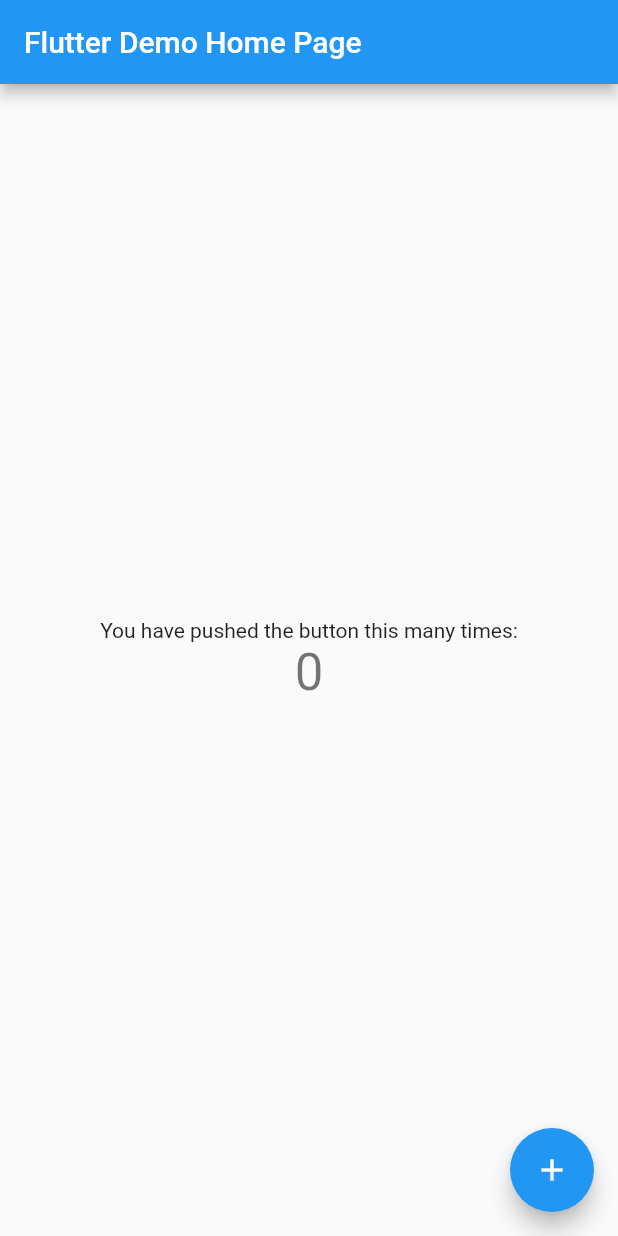
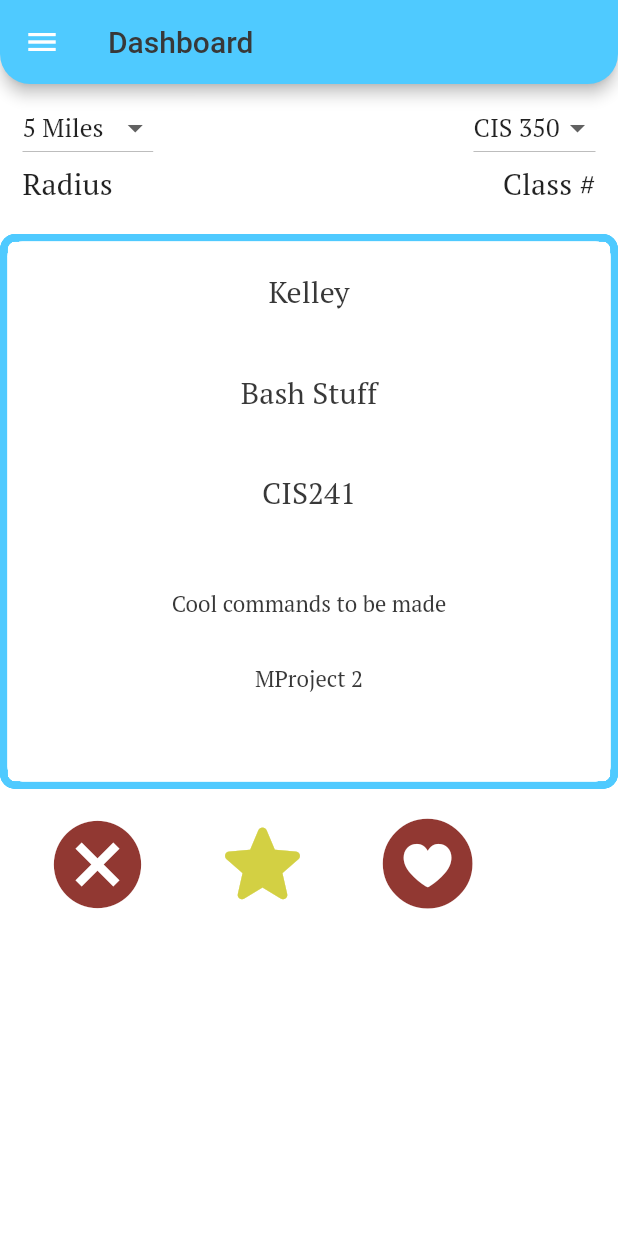
Before and after one commit to bkelley361/Group-Project-Finder, a Flutter app: the screen it shows after launch, on a phone screen of 412 x 824 dp. Run offline on Flutter 3.47's test engine with Material 2 defaults, Android fonts, the phone set to English and light mode, and no system bars; drawn by our look-alikes of auto_size_text; our stand-ins replace google_fonts.

Commit message:
Created the dashboard UI. Currently set to not run to hopefully avoid merge conflicts

```diff
--- /dev/null
+++ b/lib/DashboardScreen.dart
@@ -0,0 +1,196 @@
+// ignore_for_file: non_constant_identifier_names, prefer_final_fields
+
+import 'package:flutter/cupertino.dart';
+import 'package:flutter/material.dart';
+import 'package:google_fonts/google_fonts.dart';
+import 'package:auto_size_text/auto_size_text.dart';
+import 'dart:ui';
+import './swipeHelpers/CardStackWidget.dart';
+
+class DashboardScreen extends StatefulWidget {
+  const DashboardScreen({super.key, required this.title});
+
+  final String title;
+
+  @override
+  State<DashboardScreen> createState() => _DashboardScreen();
+}
+
+class _DashboardScreen extends State<DashboardScreen> {
+  var screenSize = window.physicalSize;
+
+  var colorBackground = const Color.fromARGB(255, 255, 255, 255);
+  var colorBarDrawer = Color.fromARGB(255, 79, 202, 255);
+  var colorBarDrawer2 = Color.fromARGB(255, 159, 255, 216);
+  var colorBarDrawer3 = const Color.fromARGB(255, 209, 251, 234);
+  var colorText = const Color.fromARGB(255, 56, 56, 56);
+
+  List<String> radius_items = ['5 Miles', '10 Miles', '15 Miles', '20 Miles'];
+  String? selected_radius = '5 Miles';
+
+  List<String> class_items = ['CIS 350', 'CIS 365', 'CIS 241'];
+  String selected_class = 'CIS 350';
+
+  String _name = 'bkelley361';
+  String _project_idea = 'GPF';
+
+  String _description =
+      'My name is Ben kelley and I am currently looking for a group project partner for the GPF project. My skills include Flutter, Firebase, and JIRA';
+  String _prev_projects = 'Maze Generator and Solver';
+
+  @override
+  Widget build(BuildContext context) {
+    return Scaffold(
+        backgroundColor: colorBackground,
+        appBar: AppBar(
+          shape: const RoundedRectangleBorder(
+              borderRadius: BorderRadius.vertical(bottom: Radius.circular(20))),
+          title: Text(
+              style: GoogleFonts.creteRound(fontSize: 20, color: colorText),
+              widget.title),
+          backgroundColor: colorBarDrawer,
+        ),
+        drawer: Drawer(
+            child: Container(
+          color: colorBackground,
+          child: ListView(padding: EdgeInsets.zero, children: <Widget>[
+            SizedBox(
+                height: 100,
+                child: DrawerHeader(
+                  decoration: BoxDecoration(
+                      color: colorBarDrawer,
+                      borderRadius: const BorderRadius.vertical(
+                          bottom: Radius.circular(20))),
+                  child: Text(
+                    'Actions',
+                    style: GoogleFonts.creteRound(
+                        textStyle: TextStyle(
+                      color: colorText,
+                      fontSize: 24,
+                    )),
+                  ),
+                )),
+            ListTile(
+              leading: const Icon(Icons.amp_stories_rounded),
+              title: Text(
+                  style: GoogleFonts.ptSerif(fontSize: 20, color: colorText),
+                  'View Projects'),
+              onTap: () {
+                Navigator.pop(context);
+              },
+            ),
+            ListTile(
+              leading: const Icon(Icons.account_circle_sharp),
+              title: Text(
+                  style: GoogleFonts.ptSerif(fontSize: 20, color: colorText),
+                  'Profile'),
+              onTap: () {
+                Navigator.pop(context);
+              },
+            ),
+          ]),
+        )),
+        body: Column(
+          children: <Widget>[
+            Container(
+                alignment: Alignment.topCenter,
+                child: Row(
+                  children: <Widget>[
+                    Padding(
+                      padding: const EdgeInsets.fromLTRB(15, 5, 15, 0),
+                      child: DropdownButton<String>(
+                          borderRadius: const BorderRadius.vertical(
+                              bottom: Radius.circular(10),
+                              top: Radius.circular(10)),
+                          value: selected_radius,
+                          hint: Text('Radius',
+                              style: GoogleFonts.ptSerif(fontSize: 17)),
+                          items: radius_items
+                              .map((item) => DropdownMenuItem<String>(
+                                  value: item,
+                                  child: Text(item,
+                                      style:
+                                          GoogleFonts.ptSerif(fontSize: 17))))
+                              .toList(),
+                          onChanged: (item) =>
+                              setState(() => selected_radius = item)),
+                    ),
+                    const Spacer(),
+                    Padding(
+                        padding: const EdgeInsets.fromLTRB(15, 5, 15, 0),
+                        child: DropdownButton<String>(
+                            borderRadius: const BorderRadius.vertical(
+                                bottom: Radius.circular(10),
+                                top: Radius.circular(10)),
+                            value: selected_class,
+                            items: class_items
+                                .map((item) => DropdownMenuItem<String>(
+                                    value: item,
+                                    child: Text(item,
+                                        style:
+                                            GoogleFonts.ptSerif(fontSize: 17))))
+                                .toList(),
+                            onChanged: (item) =>
+                                setState(() => selected_class = item!)))
+                  ],
+                )),
+            Row(
+              children: <Widget>[
+                Padding(
+                    padding: const EdgeInsets.fromLTRB(15, 0, 15, 20),
+                    child: Text('Radius',
+                        textAlign: TextAlign.center,
+                        style: GoogleFonts.ptSerif(fontSize: 20))),
+                const Spacer(),
+                Padding(
+                    padding: const EdgeInsets.fromLTRB(15, 0, 15, 20),
+                    child: Text('Class #',
+                        textAlign: TextAlign.center,
+                        style: GoogleFonts.ptSerif(fontSize: 20)))
+              ],
+            ),
+            Stack(children: const <Widget>[
+              CardsStackWidget(),
+            ]),
+            Container(
+                alignment: Alignment.center,
+                child: Padding(
+                    padding: const EdgeInsets.fromLTRB(15, 0, 15, 0),
+                    child: Column(
+                      children: <Widget>[
+                        Container(
+                            alignment: Alignment.center,
+                            child: Row(
+                              children: const <Widget>[
+                                Padding(
+                                    padding:
+                                        EdgeInsets.fromLTRB(15, 15, 20, 10),
+                                    child: Icon(
+                                      Icons.cancel,
+                                      size: 70,
+                                      color: Color.fromARGB(255, 145, 56, 50),
+                                    )),
+                                Padding(
+                                    padding:
+                                        EdgeInsets.fromLTRB(20, 15, 20, 10),
+                                    child: Icon(
+                                      Icons.star_rounded,
+                                      size: 70,
+                                      color: Color.fromARGB(255, 211, 208, 67),
+                                    )),
+                                Padding(
+                                    padding:
+                                        EdgeInsets.fromLTRB(20, 15, 15, 10),
+                                    child: Icon(
+                                      CupertinoIcons.heart_circle_fill,
+                                      size: 70,
+                                      color: Color.fromARGB(255, 145, 56, 50),
+                                    ))
+                              ],
+                            ))
+                      ],
+                    ))),
+          ],
+        ));
+  }
+}
--- a/lib/main.dart
+++ b/lib/main.dart
@@ -1,4 +1,5 @@
 import 'package:flutter/material.dart';
+import './DashboardScreen.dart';
 
 void main() {
   runApp(const MyApp());
@@ -24,7 +25,7 @@
         // is not restarted.
         primarySwatch: Colors.blue,
       ),
-      home: const MyHomePage(title: 'Flutter Demo Home Page'),
+      home: const DashboardScreen(title: 'Dashboard'),
     );
   }
 }
--- /dev/null
+++ b/lib/swipeHelpers/CardStackWidget.dart
@@ -0,0 +1,121 @@
+// ignore: file_names
+import 'package:flutter/material.dart';
+import 'SwipeableCard.dart';
+import 'DragWidget.dart';
+
+class CardsStackWidget extends StatefulWidget {
+  const CardsStackWidget({Key? key}) : super(key: key);
+
+  @override
+  State<CardsStackWidget> createState() => _CardsStackWidgetState();
+}
+
+//Contains the list of students that ae populated. Will be changed when connected to firebase
+class _CardsStackWidgetState extends State<CardsStackWidget> {
+  List<SwipeableCardProfile> dragabbleItems = [
+    const SwipeableCardProfile(
+      name: 'End of Students',
+      classNum: 'That was all',
+      prevProjects: 'Just gotta wait for more',
+      projectIdea: 'Good luck on the project',
+      description: 'You swiped through every student!',
+    ),
+    const SwipeableCardProfile(
+      name: 'Ben',
+      classNum: 'CIS365',
+      prevProjects: 'Pacman',
+      projectIdea: 'Game Agent',
+      description: 'Cool agent to be made',
+    ),
+    const SwipeableCardProfile(
+      name: 'Ben Kelley',
+      classNum: 'CIS241',
+      prevProjects: 'Things that happen',
+      projectIdea: 'Random Stuff',
+      description: 'What should we make?',
+    ),
+    const SwipeableCardProfile(
+      name: 'Kelley',
+      classNum: 'CIS241',
+      prevProjects: 'MProject 2',
+      projectIdea: 'Bash Stuff',
+      description: 'Cool commands to be made',
+    ),
+  ];
+
+  ValueNotifier<Swipe> swipeNotifier = ValueNotifier(Swipe.none);
+
+  //The UI for the stack of students
+  @override
+  Widget build(BuildContext context) {
+    return Stack(
+      clipBehavior: Clip.none,
+      children: [
+        ClipRRect(
+          //Creates the rounded corners
+          borderRadius: BorderRadius.circular(10),
+          child: ValueListenableBuilder(
+            valueListenable: swipeNotifier,
+            builder: (context, swipe, _) => Stack(
+              clipBehavior: Clip.none,
+              alignment: Alignment.center,
+              children: List.generate(dragabbleItems.length, (index) {
+                return DragWidget(
+                  swipeablecardprofile: dragabbleItems[index],
+                  index: index,
+                  swipeNotifier: swipeNotifier,
+                );
+              }),
+            ),
+          ),
+        ),
+        Positioned(
+          left: 0,
+          child: DragTarget<int>(
+            builder: (
+              BuildContext context,
+              List<dynamic> accepted,
+              List<dynamic> rejected,
+            ) {
+              return IgnorePointer(
+                child: Container(
+                  height: 700.0,
+                  width: 80.0,
+                  color: Colors.transparent,
+                ),
+              );
+            },
+            onAccept: (int index) {
+              setState(() {
+                dragabbleItems.removeAt(index);
+              });
+            },
+          ),
+        ),
+        Positioned(
+          right: 0,
+          child: DragTarget<int>(
+            builder: (
+              BuildContext context,
+              List<dynamic> accepted,
+              List<dynamic> rejected,
+            ) {
+              return IgnorePointer(
+                child: Container(
+                  height: 700.0,
+                  width: 80.0,
+                  color: Colors.transparent,
+                ),
+              );
+            },
+            onAccept: (int index) {
+              setState(() {
+                dragabbleItems.removeAt(index);
+              });
+            },
+          ),
+        ),
+      ],
+    );
+  }
+}
--- /dev/null
+++ b/lib/swipeHelpers/DragWidget.dart
@@ -0,0 +1,116 @@
+import 'package:flutter/cupertino.dart';
+import 'package:flutter/material.dart';
+import 'package:google_fonts/google_fonts.dart';
+import 'package:auto_size_text/auto_size_text.dart';
+import 'dart:ui';
+import 'SwipeableCard.dart';
+import 'TagWidget.dart';
+
+//enum to show which way something will be swiped
+enum Swipe { left, right, none, up }
+
+class DragWidget extends StatefulWidget {
+  const DragWidget(
+      {Key? key,
+      required this.swipeablecardprofile,
+      required this.index,
+      required this.swipeNotifier})
+      : super(key: key);
+
+  final SwipeableCardProfile swipeablecardprofile;
+  final int index;
+  final ValueNotifier<Swipe> swipeNotifier;
+
+  @override
+  State<DragWidget> createState() => _DragWidgetState();
+}
+
+//The full class to allow the user to swipe
+class _DragWidgetState extends State<DragWidget> {
+  //Will display a Like or Dislike depending on which way they swipe
+  ValueNotifier<Swipe> swipeNotifier = ValueNotifier(Swipe.none);
+
+  @override
+  Widget build(BuildContext context) {
+    return Center(
+      //The draggable widget
+      child: Draggable<int>(
+          data: widget.index,
+          feedback: Material(
+            color: Colors.transparent,
+            child: ValueListenableBuilder(
+              //Listens to see if the card is swiped
+              valueListenable: swipeNotifier,
+              builder: (context, swipe, _) {
+                return RotationTransition(
+                  //checks to see which way the card was swiped, right, left or up
+                  turns: swipe != Swipe.none
+                      ? swipe == Swipe.left
+                          //Animates the card depending on which way it was swiped
+                          ? const AlwaysStoppedAnimation(-10 / 360)
+                          : const AlwaysStoppedAnimation(10 / 360)
+                      : const AlwaysStoppedAnimation(0),
+                  child: Stack(
+                    children: [
+                      //Stack containing the swipeable cards
+                      SwipeableCard(
+                          swipeableProfile: widget.swipeablecardprofile),
+                      swipe != Swipe.none
+                          ? swipe == Swipe.right
+                              //Shows a tag if the card is swiped
+                              ? Positioned(
+                                  top: 40,
+                                  left: 20,
+                                  child: Transform.rotate(
+                                    angle: 12,
+                                    child: const TagWidget(
+                                      text: 'LIKE',
+                                      color: Color.fromARGB(255, 105, 238, 111),
+                                    ),
+                                  ),
+                                )
+                              : Positioned(
+                                  top: 50,
+                                  right: 24,
+                                  child: Transform.rotate(
+                                    angle: -12,
+                                    child: const TagWidget(
+                                      text: 'DISLIKE',
+                                      color: Color.fromARGB(255, 255, 4, 0),
+                                    ),
+                                  ),
+                                )
+                          : const SizedBox.shrink(),
+                    ],
+                  ),
+                );
+              },
+            ),
+          ),
+          onDragUpdate: (DragUpdateDetails dragUpdateDetails) {
+            //When the widget is dragged right
+            if (dragUpdateDetails.delta.dx > 0 &&
+                dragUpdateDetails.globalPosition.dx >
+                    MediaQuery.of(context).size.width / 2) {
+              swipeNotifier.value = Swipe.right;
+            }
+            //When the widget is dragged right
+            if (dragUpdateDetails.delta.dx < 0 &&
+                dragUpdateDetails.globalPosition.dx <
+                    MediaQuery.of(context).size.width / 2) {
+              swipeNotifier.value = Swipe.left;
+            }
+          },
+          //When the dragging ends
+          onDragEnd: (drag) {
+            swipeNotifier.value = Swipe.none;
+          },
+          //Shows transparent when card is being dragged
+          childWhenDragging: Container(
+            color: Colors.transparent,
+          ),
+          //Contains the next Swipeable card
+          child: SwipeableCard(swipeableProfile: widget.swipeablecardprofile)),
+    );
+  }
+}
--- /dev/null
+++ b/lib/swipeHelpers/SwipeableCard.dart
@@ -0,0 +1,126 @@
+// ignore_for_file: no_logic_in_create_state
+
+import 'package:flutter/cupertino.dart';
+import 'package:flutter/material.dart';
+import 'package:google_fonts/google_fonts.dart';
+import 'package:auto_size_text/auto_size_text.dart';
+import 'dart:ui';
+import 'DragWidget.dart';
+import 'TagWidget.dart';
+
+//enum to show which way something will be swiped
+
+//Class to define the paramters and what will show on the swipeable card
+class SwipeableCardProfile {
+  const SwipeableCardProfile({
+    Key? key,
+    required this.name,
+    required this.projectIdea,
+    required this.prevProjects,
+    required this.description,
+    required this.classNum,
+  });
+
+  final String name;
+  final String projectIdea;
+  final String prevProjects;
+  final String description;
+  final String classNum;
+}
+
+//The UI of the swipeable card.
+// ignore: must_be_immutable
+class SwipeableCard extends StatelessWidget {
+  SwipeableCard({Key? key, required this.swipeableProfile}) : super(key: key);
+  final SwipeableCardProfile swipeableProfile;
+
+  //Gets the screen size for the phone
+  var screenSize = window.physicalSize;
+
+  //The color for the card background and the text
+  var colorCard = const Color.fromARGB(255, 255, 255, 255);
+  var colorBorder = const Color.fromARGB(255, 79, 202, 255);
+  var colorText = const Color.fromARGB(255, 56, 56, 56);
+
+  //The Swipeable card widget
+  @override
+  Widget build(BuildContext context) {
+    return Container(
+        //COntains the whole card code
+        decoration: ShapeDecoration(
+            shape: RoundedRectangleBorder(
+          side: BorderSide(color: colorBorder, width: 5),
+          borderRadius: BorderRadius.circular(10.0),
+        )),
+        //Sizes the card to fit the screen you are looking at
+        child: Container(
+            width: screenSize.width / 3.2,
+            height: screenSize.height / 5,
+            decoration: BoxDecoration(
+              color: colorCard,
+              borderRadius: BorderRadius.circular(10),
+            ),
+            child: Column(
+              children: <Widget>[
+                //Sizes the card again to make sure the sections fit
+                Container(
+                  width: screenSize.width / 3,
+                  height: screenSize.height / 5,
+                  decoration: BoxDecoration(
+                    borderRadius: const BorderRadius.only(
+                        topLeft: Radius.circular(10),
+                        topRight: Radius.circular(10),
+                        bottomLeft: Radius.circular(10),
+                        bottomRight: Radius.circular(10)),
+                    color: colorCard,
+                  ),
+                  child: Column(
+                    children: <Widget>[
+                      //Contains the text for the student
+                      Padding(
+                          padding: const EdgeInsets.fromLTRB(20, 20, 20, 20),
+                          child: Text(
+                            swipeableProfile.name,
+                            textAlign: TextAlign.left,
+                            style: GoogleFonts.ptSerif(
+                                fontSize: 20, color: colorText),
+                          )),
+                      Padding(
+                          padding: const EdgeInsets.fromLTRB(20, 20, 20, 20),
+                          child: Text(
+                            swipeableProfile.projectIdea,
+                            textAlign: TextAlign.left,
+                            style: GoogleFonts.ptSerif(
+                                fontSize: 20, color: colorText),
+                          )),
+                      Padding(
+                          padding: const EdgeInsets.fromLTRB(20, 20, 20, 40),
+                          child: Text(
+                            swipeableProfile.classNum,
+                            textAlign: TextAlign.left,
+                            style: GoogleFonts.ptSerif(
+                                fontSize: 20, color: colorText),
+                          )),
+                      Padding(
+                          padding: const EdgeInsets.fromLTRB(20, 10, 20, 20),
+                          child: AutoSizeText(
+                            swipeableProfile.description,
+                            style: GoogleFonts.ptSerif(
+                                fontSize: 15, color: colorText),
+                          )),
+                      Padding(
+                          padding: const EdgeInsets.fromLTRB(20, 10, 20, 20),
+                          child: AutoSizeText(
+                            swipeableProfile.prevProjects,
+                            style: GoogleFonts.ptSerif(
+                                fontSize: 15, color: colorText),
+                            maxLines: 4,
+                            overflow: TextOverflow.ellipsis,
+                          ))
+                    ],
+                  ),
+                ),
+              ],
+            )));
+  }
+}
--- /dev/null
+++ b/lib/swipeHelpers/TagWidget.dart
@@ -0,0 +1,39 @@
+import 'package:flutter/cupertino.dart';
+import 'package:flutter/material.dart';
+import 'package:google_fonts/google_fonts.dart';
+import 'package:auto_size_text/auto_size_text.dart';
+import 'dart:ui';
+
+class TagWidget extends StatelessWidget {
+  const TagWidget({
+    Key? key,
+    required this.text,
+    required this.color,
+  }) : super(key: key);
+  final String text;
+  final Color color;
+
+  @override
+  //Creates a widget to contain the like or dislike
+  Widget build(BuildContext context) {
+    return Container(
+      padding: const EdgeInsets.symmetric(horizontal: 12),
+      decoration: ShapeDecoration(
+        shape: RoundedRectangleBorder(
+          borderRadius: BorderRadius.circular(10),
+          side: BorderSide(
+            color: color,
+            width: 4,
+          ),
+        ),
+      ),
+      child: Text(
+        text,
+        style: TextStyle(
+          color: color,
+          fontSize: 36,
+        ),
+      ),
+    );
+  }
+}
```
Also changed, not shown: pubspec.yaml (+8 -7 lines), pubspec.lock, 5 other files.
